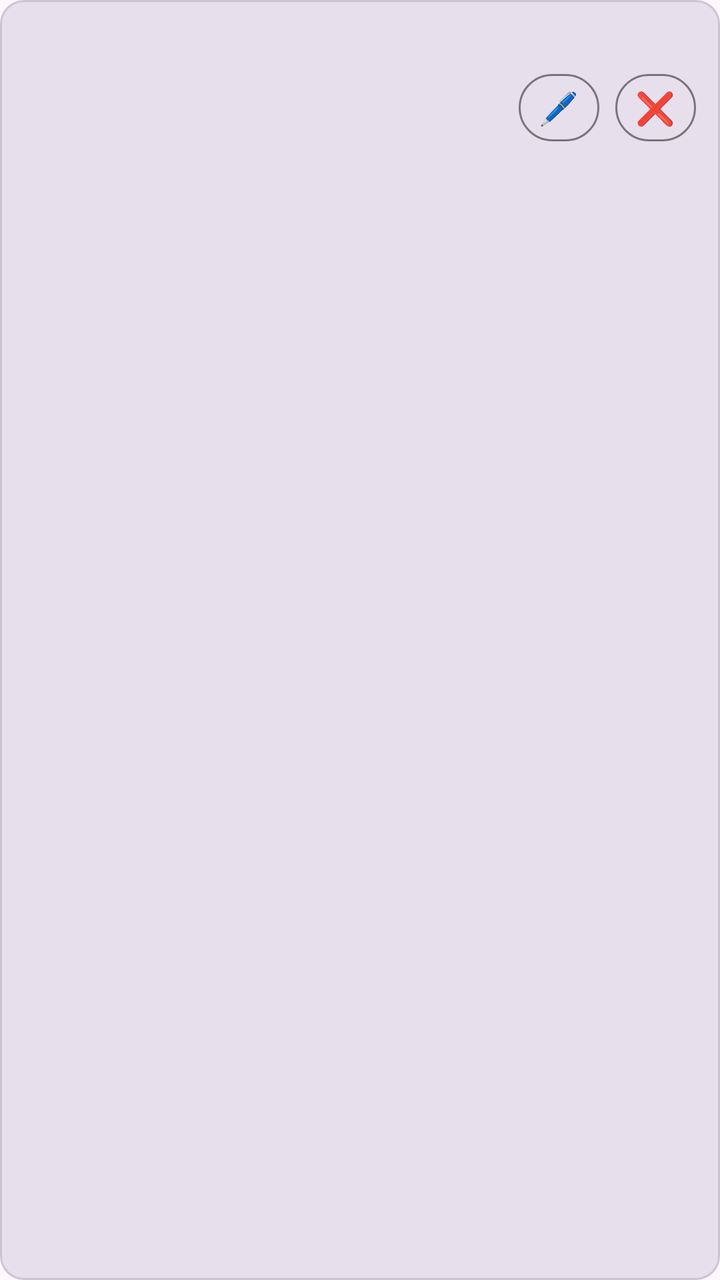
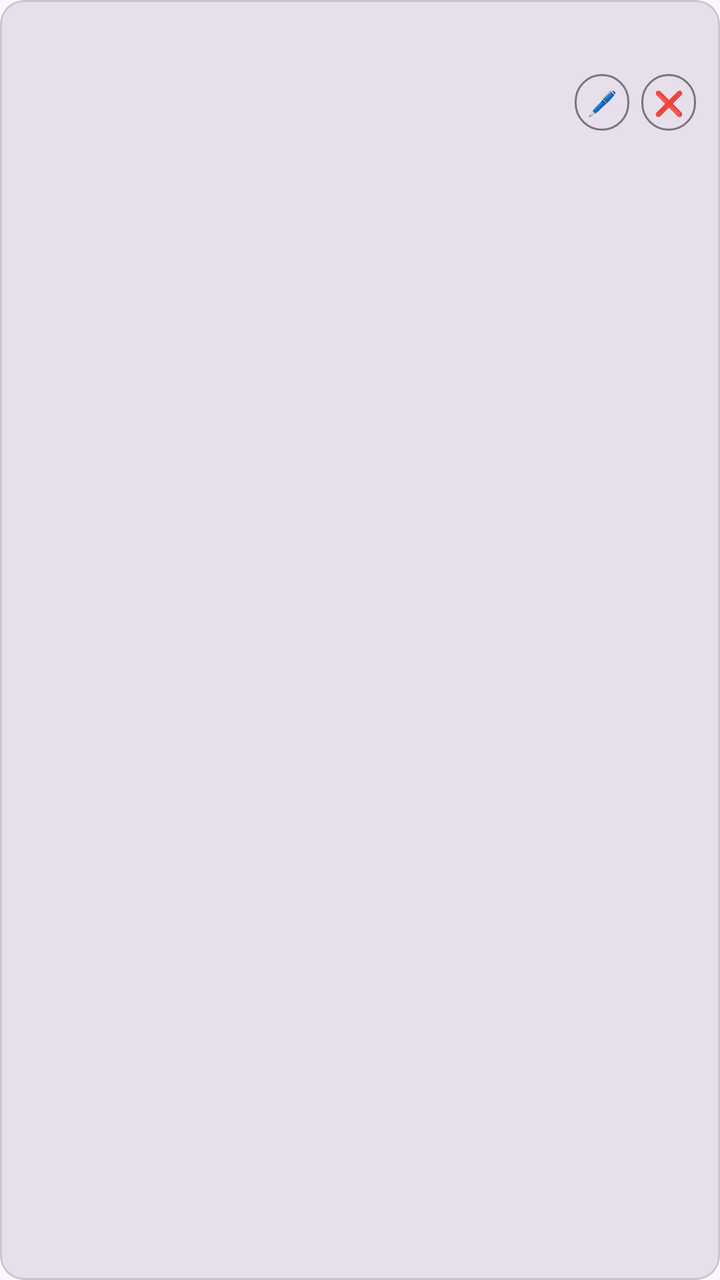

Two renders of the same Android screen: before a commit and after it. Below are the layout's source before the change and the commit's diff.
<!-- AndroidManifest.xml: application theme Theme.WhalePet -->
<!-- res/layout/item_line.xml -->
<?xml version="1.0" encoding="utf-8"?>
<com.google.android.material.card.MaterialCardView xmlns:android="http://schemas.android.com/apk/res/android"
    xmlns:app="http://schemas.android.com/apk/res-auto"
    android:layout_width="match_parent"
    android:layout_height="wrap_content"
    android:layout_marginBottom="8dp"
    app:cardBackgroundColor="?attr/colorSurfaceVariant"
    app:cardCornerRadius="12dp"
    app:cardElevation="0dp">

    <LinearLayout
        android:layout_width="match_parent"
        android:layout_height="wrap_content"
        android:orientation="vertical"
        android:padding="12dp">

        <TextView
            android:id="@+id/line_text"
            android:layout_width="match_parent"
            android:layout_height="wrap_content"
            android:textSize="14sp"
            android:textColor="?attr/colorOnSurfaceVariant" />

        <LinearLayout
            android:layout_width="match_parent"
            android:layout_height="wrap_content"
            android:layout_marginTop="6dp"
            android:gravity="end"
            android:orientation="horizontal">

            <Button
                android:id="@+id/btn_edit_line"
                style="?attr/materialButtonOutlinedStyle"
                android:layout_width="wrap_content"
                android:layout_height="wrap_content"
                android:contentDescription="@string/edit_line_hint"
                android:insetTop="0dp"
                android:insetBottom="0dp"
                android:minWidth="0dp"
                android:minHeight="0dp"
                android:paddingLeft="10dp"
                android:paddingRight="10dp"
                android:text="🖊"
                android:textSize="16sp" />

            <Button
                android:id="@+id/btn_del_line"
                style="?attr/materialButtonOutlinedStyle"
                android:layout_width="wrap_content"
                android:layout_height="wrap_content"
                android:layout_marginStart="8dp"
                android:contentDescription="@string/delete_line_title"
                android:insetTop="0dp"
                android:insetBottom="0dp"
                android:minWidth="0dp"
                android:minHeight="0dp"
                android:paddingLeft="10dp"
                android:paddingRight="10dp"
                android:text="❌"
                android:textSize="16sp" />
        </LinearLayout>
    </LinearLayout>
</com.google.android.material.card.MaterialCardView>
<!-- resources referenced by this layout -->
<resources>
  <string name="delete_line_title">删除台词</string>
  <string name="edit_line_hint">编辑台词</string>
  <style name="Theme.WhalePet" parent="Theme.Material3.DayNight.NoActionBar">
          
          <item name="colorPrimary">#A2B4DD</item>
          <item name="colorOnPrimary">#FFFFFF</item>
          <item name="colorPrimaryContainer">#D6DEF2</item>
          <item name="colorOnPrimaryContainer">#22315E</item>
          <item name="android:statusBarColor">@android:color/transparent</item>
      </style>
</resources>

<!-- the commit's change to res/layout/item_line.xml (unified diff, before → after) -->
@@ -37,27 +37,27 @@
                 android:insetTop="0dp"
                 android:insetBottom="0dp"
                 android:minWidth="0dp"
-                android:minHeight="0dp"
-                android:paddingLeft="10dp"
-                android:paddingRight="10dp"
+                android:minHeight="28dp"
+                android:paddingLeft="6dp"
+                android:paddingRight="6dp"
                 android:text="🖊"
-                android:textSize="16sp" />
+                android:textSize="12sp" />
 
             <Button
                 android:id="@+id/btn_del_line"
                 style="?attr/materialButtonOutlinedStyle"
                 android:layout_width="wrap_content"
                 android:layout_height="wrap_content"
-                android:layout_marginStart="8dp"
+                android:layout_marginStart="6dp"
                 android:contentDescription="@string/delete_line_title"
                 android:insetTop="0dp"
                 android:insetBottom="0dp"
                 android:minWidth="0dp"
-                android:minHeight="0dp"
-                android:paddingLeft="10dp"
-                android:paddingRight="10dp"
+                android:minHeight="28dp"
+                android:paddingLeft="6dp"
+                android:paddingRight="6dp"
                 android:text="❌"
-                android:textSize="16sp" />
+                android:textSize="12sp" />
         </LinearLayout>
     </LinearLayout>
 </com.google.android.material.card.MaterialCardView>
